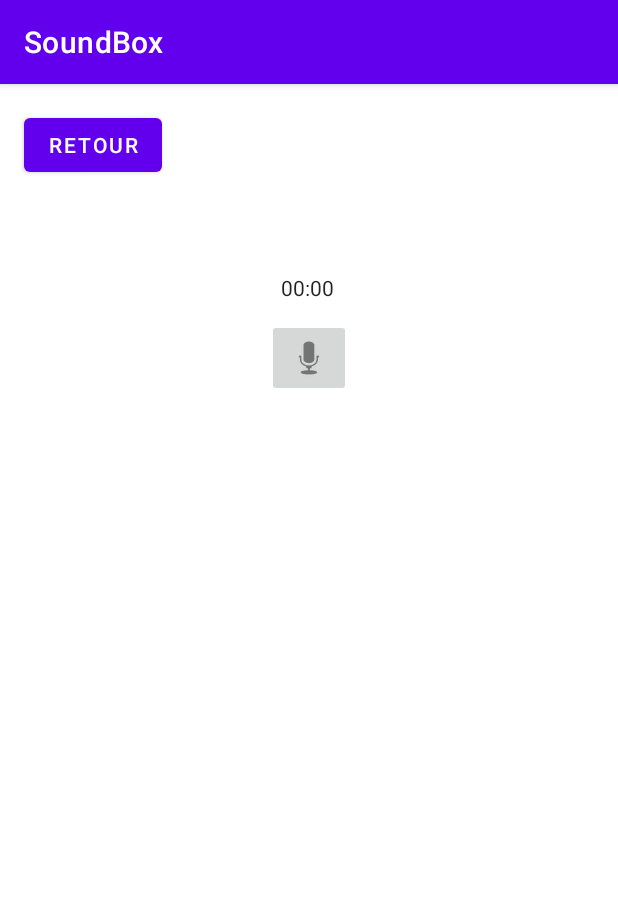
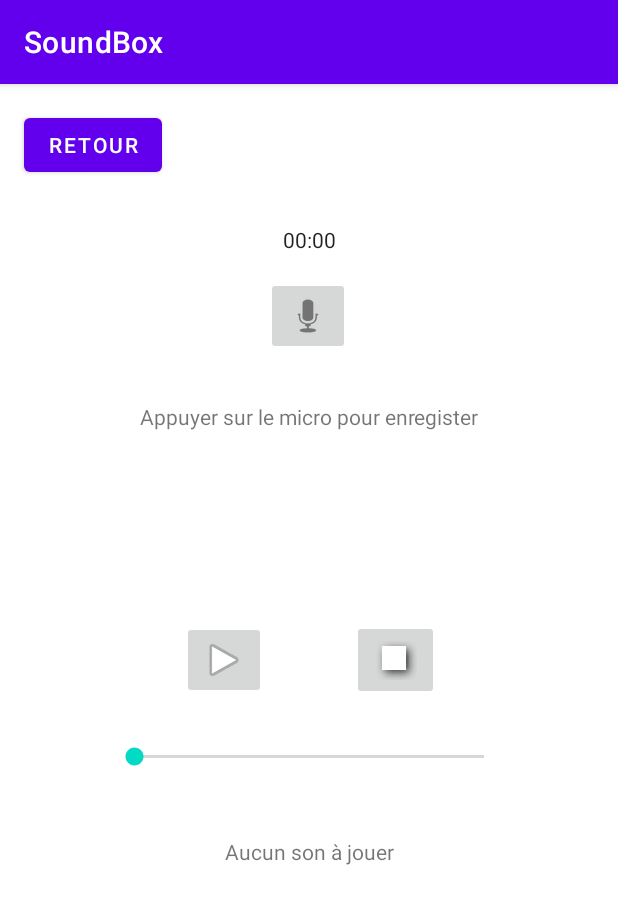
Before and after one commit to cherbuyl8/SoundBoxV2, an Android app: the Activity3 screen opened directly, with no data from a screen before it, on a phone screen of 412 x 824 dp. Shown: the top 904 px of the screen. Run offline under Robolectric (Android 15) with nearby library versions, the light colour scheme and no system bars.

Commit message:
Activité 3 OK

```diff
--- a/app/src/main/java/com/example/soundbox/Activity3.java
+++ b/app/src/main/java/com/example/soundbox/Activity3.java
@@ -11,11 +11,13 @@ import android.media.MediaPlayer;
 import android.media.MediaRecorder;
 import android.os.Bundle;
 import android.os.Environment;
+import android.os.Handler;
 import android.os.SystemClock;
 import android.util.Log;
 import android.view.View;
 import android.widget.Chronometer;
 import android.widget.ImageButton;
+import android.widget.SeekBar;
 import android.widget.TextView;
 
 import java.io.IOException;
@@ -29,11 +31,20 @@ public class Activity3 extends AppCompatActivity {
     private int PERMISSION_CODE = 21;
     private MediaRecorder mediaRecorder;
     private String recordFile;
-    private TextView filenameText;
+    private TextView textViewInfo;
+    private TextView textViewInfo2;
 
     private Chronometer recordTimer;
 
     private ImageButton recordButton;
+    private ImageButton playButton;
+    private ImageButton pauseButton;
+
+    private SeekBar playerSeekbar;
+    private Handler seekbarHandler;
+    private Runnable updateSeekbar;
+
+    private MediaPlayer player;
 
     private boolean isRecording = false;
 
@@ -46,6 +57,11 @@ public class Activity3 extends AppCompatActivity {
 
         recordTimer = findViewById(R.id.record_chrono);
         recordButton = findViewById(R.id.button_record);
+        playButton = findViewById(R.id.imageButton_Play);
+        pauseButton = findViewById(R.id.imageButton_Pause);
+        textViewInfo = findViewById(R.id.textView_info);
+        textViewInfo2 = findViewById(R.id.textView_info2);
+        playerSeekbar = findViewById(R.id.seekBar);
 
         Log.i(TAG, "past value : " + getLocalClassName());
     }
@@ -53,6 +69,8 @@ public class Activity3 extends AppCompatActivity {
     @Override
     protected void onStart() {
         super.onStart();
+        textViewInfo.setText("Appuyer sur le micro pour enregister");
+        textViewInfo2.setText("Aucun son à jouer");
         Log.i(TAG, "on start " + getLocalClassName());
     }
 
@@ -119,6 +137,8 @@ public class Activity3 extends AppCompatActivity {
     private void stopRecording() {
         recordTimer.stop();
 
+        textViewInfo.setText("L'enregistrement est terminé, File Saved : " + recordFile + " Appuyer sur le micro pour enregister à nouveau");
+
         mediaRecorder.stop();
         mediaRecorder.release();
         mediaRecorder = null;
@@ -128,13 +148,14 @@ public class Activity3 extends AppCompatActivity {
         recordTimer.setBase(SystemClock.elapsedRealtime());
         recordTimer.start();
 
-        String recordPath = Environment.getExternalStorageDirectory().toString();
+        textViewInfo.setText("Enregistrement en cours ...");
+
+        String recordPath = getExternalCacheDir().getAbsolutePath();
+
         SimpleDateFormat formatDate = new SimpleDateFormat("yyyy_MM_dd_hh_mm_ss", Locale.FRANCE);
         Date date = new Date();
 
         recordFile = "Recording_" + formatDate.format(date) + ".3gp";
-
-        filenameText.setText("Recording, File Name : " + recordFile);
 
         mediaRecorder = new MediaRecorder();
         mediaRecorder.setAudioSource(MediaRecorder.AudioSource.MIC);
@@ -153,7 +174,42 @@ public class Activity3 extends AppCompatActivity {
 
         mediaRecorder.start();
     }
-    //todo
+
+
+    public void onClickPlay(View v) {
+        player = new MediaPlayer();
+        try {
+            player.setDataSource(getExternalCacheDir().getAbsolutePath() + "/" + recordFile);
+            player.prepare();
+            player.start();
+            textViewInfo2.setText("Ecoute du l'enregistrement : " + recordFile);
+        } catch (IOException e) {
+            Log.i(TAG, "recording prepare failed " + getLocalClassName());
+        }
+        playerSeekbar.setMax(player.getDuration());seekbarHandler = new Handler();
+        updateRunnable();
+        seekbarHandler.postDelayed(updateSeekbar, 0);
+
+    }
+
+    private void updateRunnable() {
+        updateSeekbar = new Runnable() {
+            @Override
+            public void run() {
+                playerSeekbar.setProgress(player.getCurrentPosition());
+                seekbarHandler.postDelayed(this, 500);
+            }
+        };
+    }
+
+
+    public void onClickStop(View v) {
+        player.release();
+        player = null;
+        seekbarHandler.removeCallbacks(updateSeekbar);
+        textViewInfo2.setText("L'écoute à été stoppée");
+    }
+
 
     public void onClickMainActivity(View v) {
         Log.i(TAG, "on click main activity " + getLocalClassName());
--- a/app/src/main/res/layout/activity_3.xml
+++ b/app/src/main/res/layout/activity_3.xml
@@ -28,9 +28,10 @@
         android:text="Record"
         app:layout_constraintBottom_toBottomOf="parent"
         app:layout_constraintEnd_toEndOf="parent"
+        app:layout_constraintHorizontal_bias="0.498"
         app:layout_constraintStart_toStartOf="parent"
         app:layout_constraintTop_toTopOf="parent"
-        app:layout_constraintVertical_bias="0.219" />
+        app:layout_constraintVertical_bias="0.18" />
 
     <Chronometer
         android:id="@+id/record_chrono"
@@ -38,9 +39,65 @@
         android:layout_height="wrap_content"
         app:layout_constraintBottom_toBottomOf="parent"
         app:layout_constraintEnd_toEndOf="parent"
-        app:layout_constraintHorizontal_bias="0.497"
         app:layout_constraintStart_toStartOf="parent"
         app:layout_constraintTop_toTopOf="parent"
-        app:layout_constraintVertical_bias="0.168" />
+        app:layout_constraintVertical_bias="0.126" />
+
+    <TextView
+        android:id="@+id/textView_info"
+        android:layout_width="wrap_content"
+        android:layout_height="wrap_content"
+        android:text="TextView"
+        app:layout_constraintBottom_toBottomOf="parent"
+        app:layout_constraintEnd_toEndOf="parent"
+        app:layout_constraintHorizontal_bias="0.501"
+        app:layout_constraintStart_toStartOf="parent"
+        app:layout_constraintTop_toBottomOf="@+id/button_record"
+        app:layout_constraintVertical_bias="0.055" />
+
+    <ImageButton
+        android:id="@+id/imageButton_Play"
+        android:layout_width="wrap_content"
+        android:layout_height="wrap_content"
+        android:onClick="onClickPlay"
+        app:layout_constraintBottom_toBottomOf="parent"
+        app:layout_constraintEnd_toEndOf="parent"
+        app:layout_constraintHorizontal_bias="0.34"
+        app:layout_constraintStart_toStartOf="parent"
+        app:layout_constraintTop_toTopOf="parent"
+        app:srcCompat="@android:drawable/ic_media_play" />
+
+    <ImageButton
+        android:id="@+id/imageButton_Pause"
+        android:layout_width="58dp"
+        android:layout_height="53dp"
+        android:onClick="onClickStop"
+        app:layout_constraintBottom_toBottomOf="parent"
+        app:layout_constraintEnd_toEndOf="parent"
+        app:layout_constraintHorizontal_bias="0.325"
+        app:layout_constraintStart_toEndOf="@+id/imageButton_Play"
+        app:layout_constraintTop_toTopOf="parent"
+        app:srcCompat="@android:drawable/picture_frame" />
+
+    <SeekBar
+        android:id="@+id/seekBar"
+        android:layout_width="265dp"
+        android:layout_height="27dp"
+        android:layout_marginTop="24dp"
+        app:layout_constraintEnd_toEndOf="parent"
+        app:layout_constraintStart_toStartOf="parent"
+        app:layout_constraintTop_toBottomOf="@+id/imageButton_Pause" />
+
+    <TextView
+        android:id="@+id/textView_info2"
+        android:layout_width="wrap_content"
+        android:layout_height="wrap_content"
+        android:layout_marginTop="40dp"
+        android:text="TextView"
+        app:layout_constraintEnd_toEndOf="parent"
+        app:layout_constraintHorizontal_bias="0.501"
+        app:layout_constraintStart_toStartOf="parent"
+        app:layout_constraintTop_toBottomOf="@+id/seekBar" />
+
 
 </androidx.constraintlayout.widget.ConstraintLayout>
```
